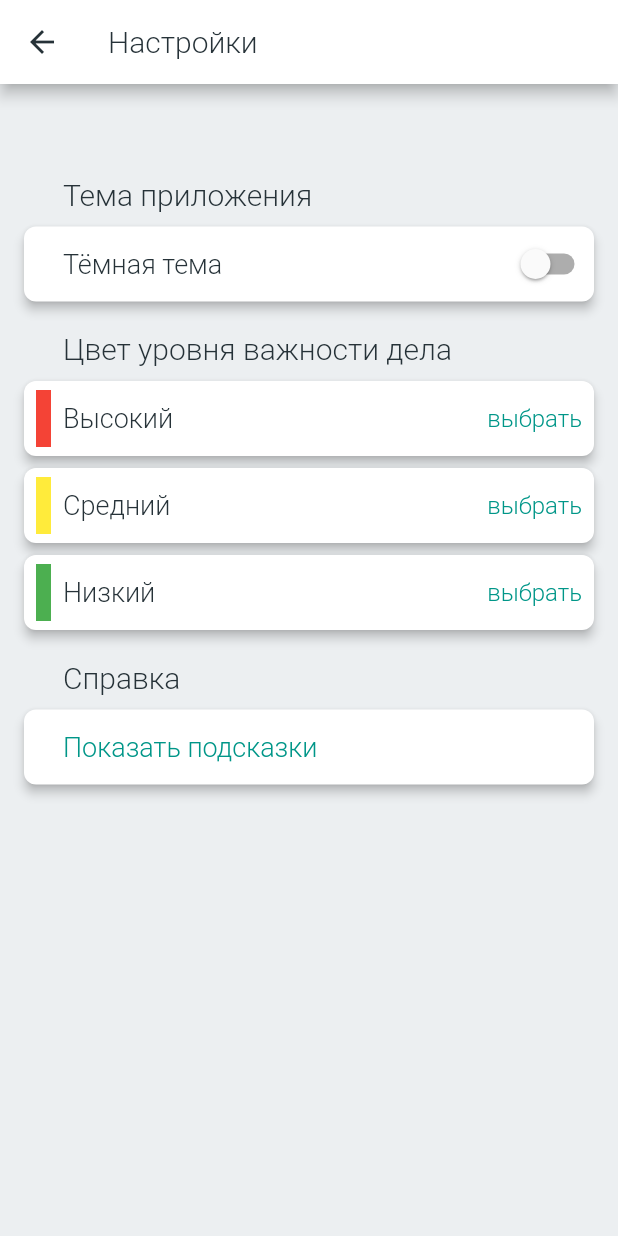
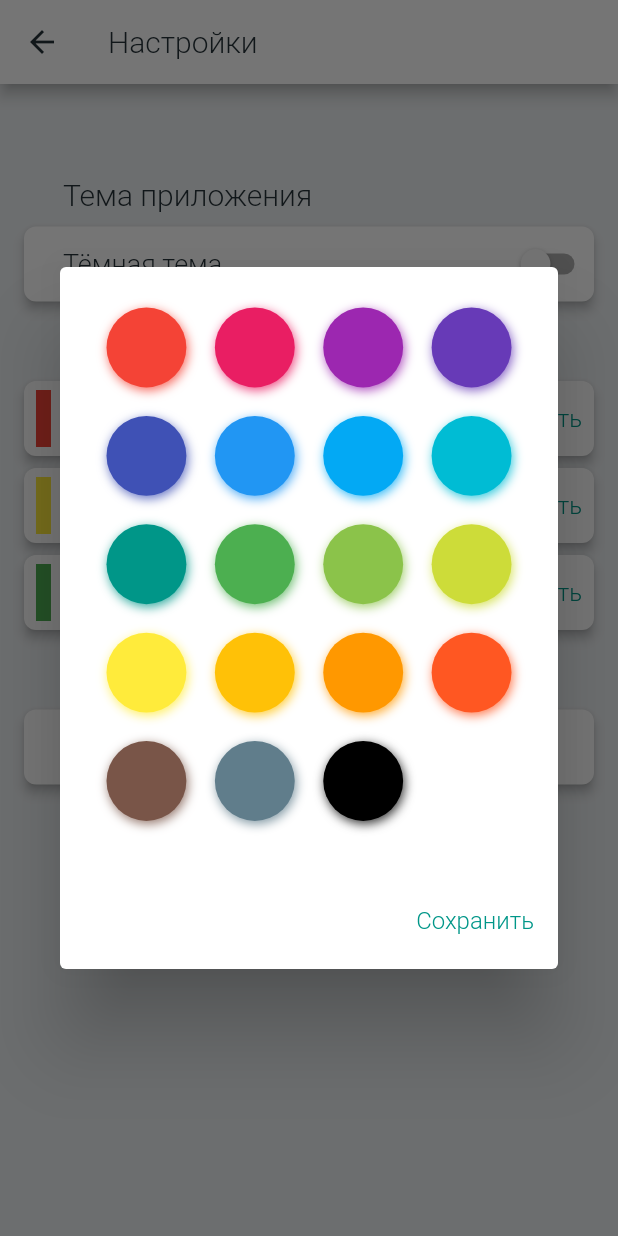
Before and after one commit to IgorFedoseev/my_todo_shopping_list, a Flutter app: the SettingsPage screen opened directly, after a tap on "выбрать", on a phone screen of 412 x 824 dp. Run offline on Flutter 3.47's test engine with Material 2 defaults, Android fonts, the phone set to English and light mode, and no system bars; drawn by our look-alikes of flutter_colorpicker; our stand-ins replace flutter_slidable, google_fonts, smooth_page_indicator.

Commit message:
color picker in settings completed

```diff
--- a/lib/widgets/pages/settings_manager.dart
+++ b/lib/widgets/pages/settings_manager.dart
@@ -2,6 +2,10 @@ import 'package:flutter/material.dart';
 
 class SettingsManager extends ChangeNotifier{
   bool _darkMode = false;
+
+  Color _highCurrentColor = Colors.red;
+  Color _mediumCurrentColor = Colors.yellow;
+  Color _lowCurrentColor = Colors.green;
 
   bool get darkMode => _darkMode;
 
@@ -9,4 +13,23 @@ class SettingsManager extends ChangeNotifier{
     _darkMode = darkMode;
     notifyListeners();
   }
+
+  Color get highCurrentColor => _highCurrentColor;
+  Color get mediumCurrentColor => _mediumCurrentColor;
+  Color get lowCurrentColor => _lowCurrentColor;
+
+  set highCurrentColor(Color color){
+    _highCurrentColor = color;
+    notifyListeners();
+  }
+
+  set mediumCurrentColor(Color color){
+    _mediumCurrentColor = color;
+    notifyListeners();
+  }
+
+  set lowCurrentColor(Color color){
+    _lowCurrentColor = color;
+    notifyListeners();
+  }
 }
--- a/lib/widgets/pages/settings_page.dart
+++ b/lib/widgets/pages/settings_page.dart
@@ -1,21 +1,14 @@
 import 'package:flutter/material.dart';
+import 'package:flutter_colorpicker/flutter_colorpicker.dart';
 import 'package:my_to_do_shopping_list/widgets/pages/settings_manager.dart';
 import 'package:provider/provider.dart';
 
-class SettingsPage extends StatefulWidget {
+class SettingsPage extends StatelessWidget {
   const SettingsPage({Key? key}) : super(key: key);
 
   @override
-  State<SettingsPage> createState() => _SettingsPageState();
-}
-
-class _SettingsPageState extends State<SettingsPage> {
-  Color _highCurrentColor = Colors.red;
-  Color _mediumCurrentColor = Colors.yellow;
-  Color _lowCurrentColor = Colors.green;
-
-  @override
   Widget build(BuildContext context) {
+    final manager = Provider.of<SettingsManager>(context, listen: true);
     final menuTextStyle = Theme.of(context).textTheme.headline3;
     final textShowOnBoardStyle = menuTextStyle?.copyWith(color: Colors.teal);
     final textButtonStyle = menuTextStyle?.copyWith(
@@ -33,32 +26,38 @@ class _SettingsPageState extends State<SettingsPage> {
             crossAxisAlignment: CrossAxisAlignment.start,
             children: [
               const SizedBox(height: 50),
-              headerTextWidget('Тема приложения'),
+              headerTextWidget('Тема приложения', context),
               const SizedBox(height: 6),
-              darkMode(menuTextStyle),
+              darkMode(menuTextStyle, manager),
               const SizedBox(height: 16),
-              headerTextWidget('Цвет уровня важности дела'),
+              headerTextWidget('Цвет уровня важности дела', context),
               const SizedBox(height: 6),
               colorPicker(
-                color: _highCurrentColor,
+                context,
+                color: manager.highCurrentColor,
                 text: 'Высокий',
                 labelStyle: menuTextStyle,
                 textButtonStyle: textButtonStyle,
+                changeColor: (color) => manager.highCurrentColor = color,
               ),
               colorPicker(
-                color: _mediumCurrentColor,
+                context,
+                color: manager.mediumCurrentColor,
                 text: 'Средний',
                 labelStyle: menuTextStyle,
                 textButtonStyle: textButtonStyle,
+                changeColor: (color) => manager.mediumCurrentColor = color,
               ),
               colorPicker(
-                color: _lowCurrentColor,
+                context,
+                color: manager.lowCurrentColor,
                 text: 'Низкий',
                 labelStyle: menuTextStyle,
                 textButtonStyle: textButtonStyle,
+                changeColor: (color) => manager.lowCurrentColor = color,
               ),
               const SizedBox(height: 16),
-              headerTextWidget('Справка'),
+              headerTextWidget('Справка', context),
               const SizedBox(height: 6),
               showOnBoardingPage(textShowOnBoardStyle),
             ],
@@ -68,7 +67,7 @@ class _SettingsPageState extends State<SettingsPage> {
     );
   }
 
-  Widget headerTextWidget(String text) {
+  Widget headerTextWidget(String text, BuildContext context) {
     final headerTextStyle = Theme.of(context).textTheme.headline2;
     return Padding(
       padding: const EdgeInsets.symmetric(horizontal: 30.0),
@@ -79,9 +78,8 @@ class _SettingsPageState extends State<SettingsPage> {
     );
   }
 
-  Widget darkMode(TextStyle? style) {
-    final darkModeValue =
-        Provider.of<SettingsManager>(context, listen: false).darkMode;
+  Widget darkMode(TextStyle? style, SettingsManager manager) {
+    final darkModeValue = manager.darkMode;
     return settingsCardBuilder(
       text: Text(
         'Тёмная тема',
@@ -89,27 +87,50 @@ class _SettingsPageState extends State<SettingsPage> {
       ),
       selectWidget: Switch(
         value: darkModeValue,
-        onChanged: (value) {
-          Provider.of<SettingsManager>(context, listen: false).darkMode = value;
-        },
+        onChanged: (value) => manager.darkMode = value,
       ),
     );
   }
 
   Widget colorPicker(
-      {required Color color,
-      required String text,
-      required TextStyle? labelStyle,
-      required TextStyle? textButtonStyle}) {
+    BuildContext context, {
+    required Color color,
+    required String text,
+    required TextStyle? labelStyle,
+    required TextStyle? textButtonStyle,
+    required void Function(Color) changeColor,
+  }) {
     return settingsCardBuilder(
       coloredBox: SizedBox(height: 38, child: ColoredBox(color: color)),
       text: Text(text, style: labelStyle),
       selectWidget: TextButton(
-        onPressed: () {},
         child: Text(
           'выбрать',
           style: textButtonStyle,
         ),
+        onPressed: () {
+          showDialog(
+              context: context,
+              builder: (context) {
+                return AlertDialog(
+                  content: BlockPicker(
+                    pickerColor: Colors.white,
+                    onColorChanged: changeColor,
+                  ),
+                  actions: [
+                    TextButton(
+                      child: Text(
+                        'Сохранить',
+                        style: textButtonStyle,
+                      ),
+                      onPressed: () {
+                        Navigator.of(context).pop();
+                      },
+                    )
+                  ],
+                );
+              });
+        },
       ),
     );
   }
```
